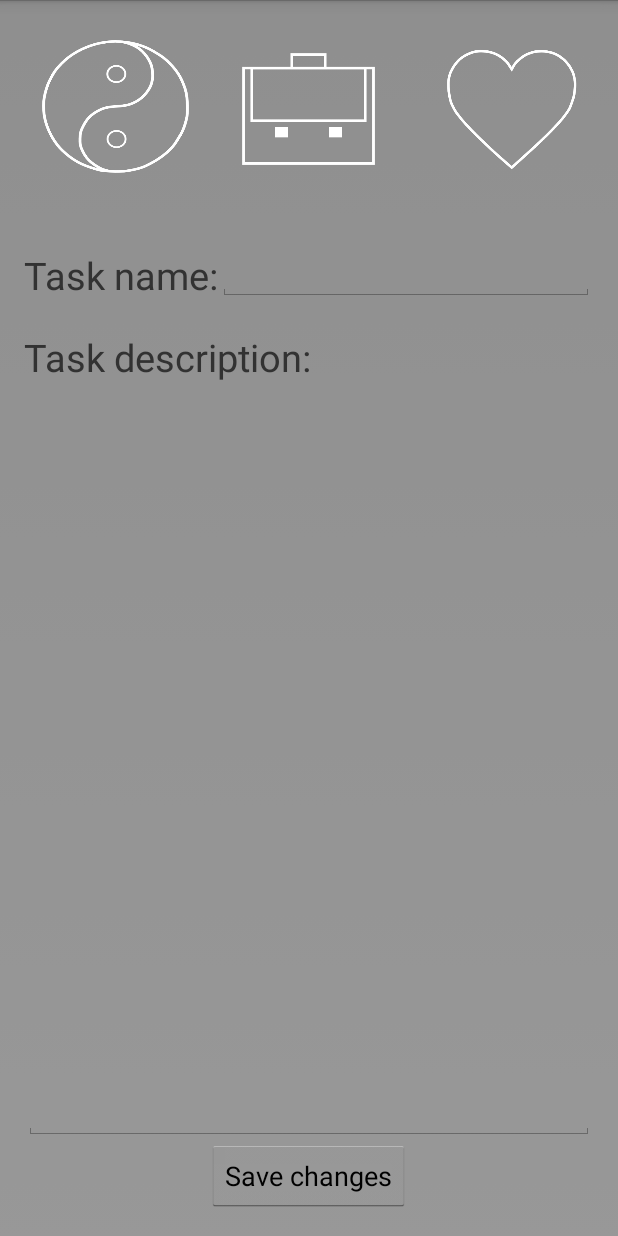
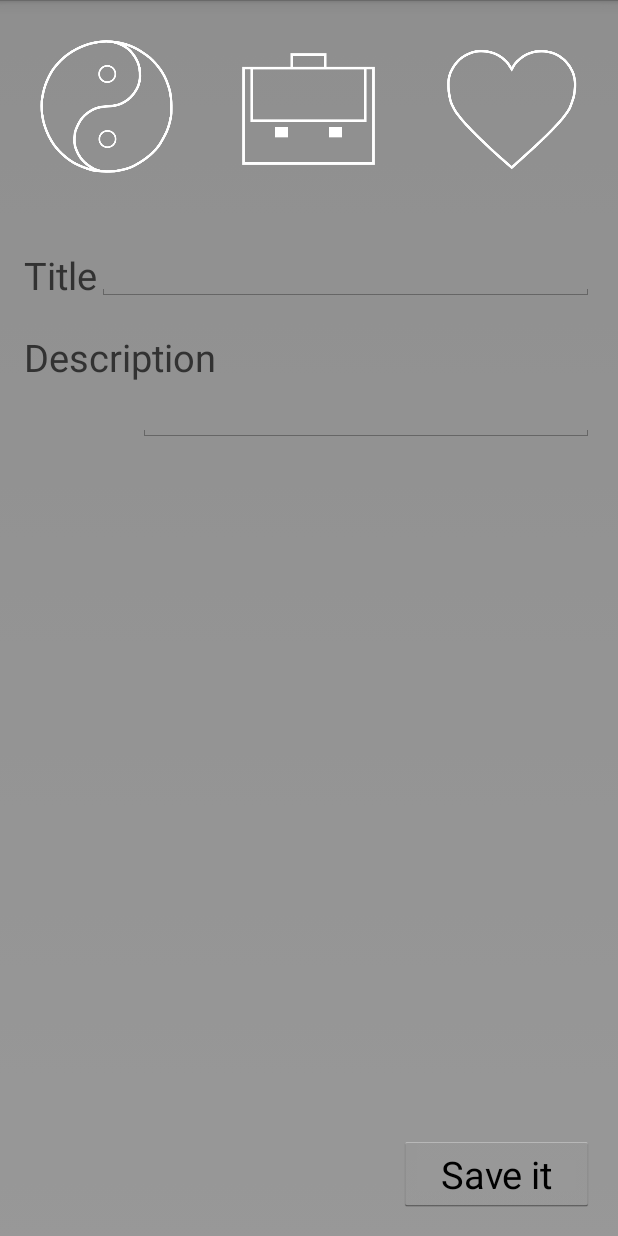
Before and after one commit to bierlingm/Xonfire, an Android app: the LogTask screen opened directly, with no data from a screen before it, on a phone screen of 412 x 824 dp. Run offline under Robolectric (Android 15) with nearby library versions, the light colour scheme and no system bars; network calls fail.

Commit message:
Fixes
- Fixed the problem with editing the description fields
- Deleted the following strings: task_title; task_title_edit;
task_desc; task_desc_edit
- Changed the strings goal_name, lbl_save_button

```diff
--- a/app/src/main/res/layout/activity_log_task.xml
+++ b/app/src/main/res/layout/activity_log_task.xml
@@ -23,7 +23,6 @@
         android:layout_height="@dimen/life_goal_icon"
         android:id="@+id/imageButton"
         android:background="@drawable/spirituality_icon_gray"
-        android:layout_toStartOf="@+id/saveButton"
         android:layout_alignParentTop="true"
         android:layout_alignParentLeft="true"
         android:contentDescription="@string/life_goal_spirituality" />
@@ -38,11 +37,13 @@
         android:contentDescription="@string/life_goal_wellbeing" />
 
     <Button android:id="@+id/saveButton"
-        android:layout_width="wrap_content"
+        android:layout_width="130dp"
         android:layout_height="wrap_content"
         android:text="@string/lbl_save_button"
         android:layout_alignParentBottom="true"
-        android:layout_centerHorizontal="true" />
+        android:layout_alignRight="@+id/taskTitle"
+        android:layout_alignEnd="@+id/taskTitle"
+        android:textSize="25dp" />
 
     <RelativeLayout
         android:layout_width="fill_parent"
@@ -67,7 +68,8 @@
             android:layout_toEndOf="@+id/textView3"
             android:layout_alignBottom="@+id/textView3"
             android:layout_alignParentRight="true"
-            android:layout_alignParentEnd="true" />
+            android:layout_alignParentEnd="true"
+            android:inputType="textCapSentences" />
 
         <RelativeLayout
             android:layout_width="fill_parent"
@@ -89,16 +91,16 @@
                 android:id="@+id/textView4" />
 
             <EditText
-                android:layout_width="wrap_content"
+                android:layout_width="304dp"
                 android:layout_height="wrap_content"
                 android:id="@+id/editText"
-                android:layout_alignParentLeft="true"
-                android:layout_alignParentStart="true"
+                android:layout_alignParentLeft="false"
+                android:layout_alignParentStart="false"
                 android:layout_alignParentRight="true"
-                android:layout_alignParentEnd="true"
+                android:layout_alignParentEnd="false"
                 android:layout_below="@+id/textView4"
-                android:layout_alignParentBottom="true"
-                android:editable="false" />
+                android:layout_alignParentBottom="false"
+                android:inputType="textCapSentences" />
         </RelativeLayout>
     </RelativeLayout>
 
--- a/app/src/main/res/values/strings.xml
+++ b/app/src/main/res/values/strings.xml
@@ -10,10 +10,8 @@
 
     <!--Log task activity strings -->
     <string name="title_activity_log_task">Log Task</string>
-    <string name="task_title">Task name:</string>
-    <string name="task_title_edit">Enter task here</string>
-    <string name="task_desc">Task description:</string>
-    <string name="task_desc_edit">Enter task description here</string>
+    <string name="task_title">Title</string>
+    <string name="task_desc">Description</string>
     <string name="life_goal_spirituality">Spirituality Life Goal</string>
     <string name="life_goal_work">Work Life Goal</string>
     <string name="life_goal_wellbeing">Wellbeing Life Goal</string>
@@ -22,8 +20,8 @@
     <string name="lifeGoal_Act_Label">Life Goal Activity</string>
     <string name="title_activity_life_goal">Life Goal</string>
     <string name="goal_type">Goal type here</string>
-    <string name="goal_name">Title:</string>
-    <string name="goal_desc">Description:</string>
+    <string name="goal_name">Title</string>
+    <string name="goal_desc">Description</string>
 
-    <string name="lbl_save_button">Save changes</string>
+    <string name="lbl_save_button">Save it</string>
 </resources>
```
Also changed, not shown: app/src/main/res/layout/activity_life_goal.xml (+12 -12 lines).
